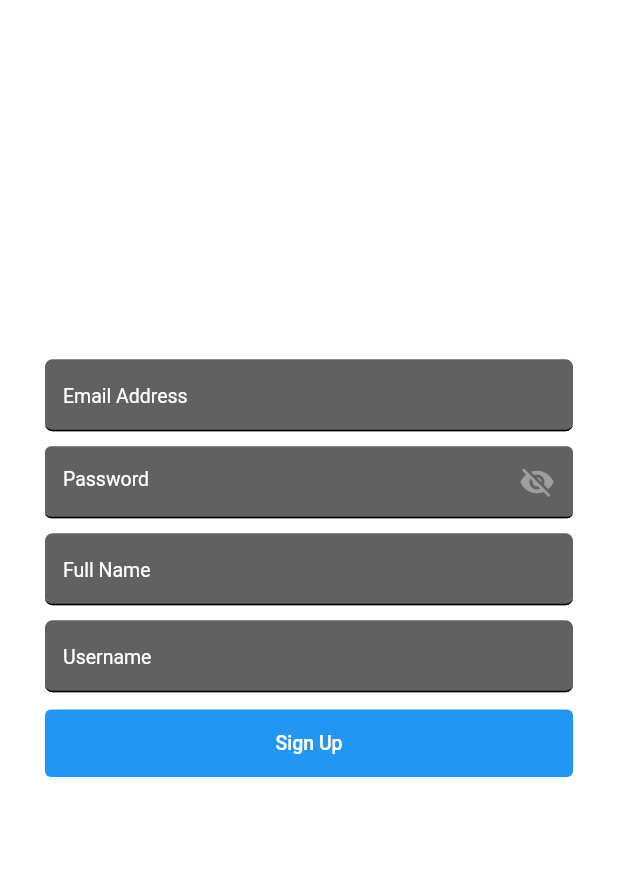
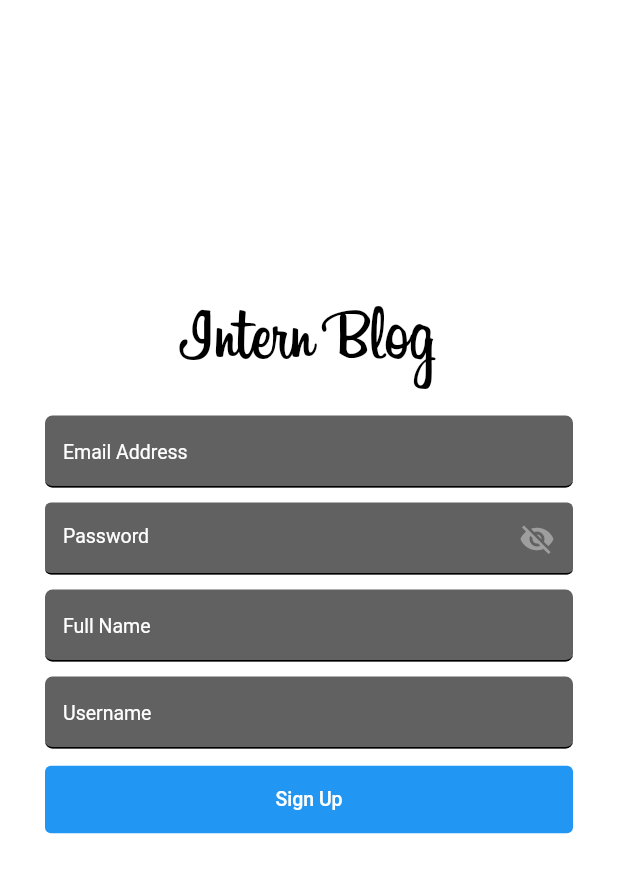
Before and after one commit to jaeveloper/intern_blog, a Flutter app: the RegScreen screen opened directly, on a phone screen of 412 x 824 dp. Shown: the top 873 px of the screen. Run offline on Flutter 3.47's test engine with Material 2 defaults, Android fonts, the phone set to English and light mode, and no system bars; our stand-ins replace flutter_icons, font_awesome_flutter.

Commit message:
tenth complete login

```diff
--- a/lib/screens/login_screen.dart
+++ b/lib/screens/login_screen.dart
@@ -330,7 +330,6 @@ class _LoginScreenState extends State<LoginScreen> {
             ),
             GestureDetector(
               onTap: () {
-                submitted = true;
                 Navigator.push(
                     context,
                     MaterialPageRoute(
--- a/lib/screens/signup_screen.dart
+++ b/lib/screens/signup_screen.dart
@@ -293,6 +293,17 @@ class _RegScreenState extends State<RegScreen> {
                 mainAxisAlignment: MainAxisAlignment.center,
                 crossAxisAlignment: CrossAxisAlignment.center,
                 children: <Widget>[
+                  Text(
+                    'Intern Blog',
+                    style: TextStyle(
+                      fontFamily: 'Billabong',
+                      color: Colors.black,
+                      fontSize: 50.0,
+                    ),
+                  ),
+                  SizedBox(
+                    height: 13,
+                  ),
                   Column(
                     mainAxisSize: MainAxisSize.min,
                     children: <Widget>[
```
